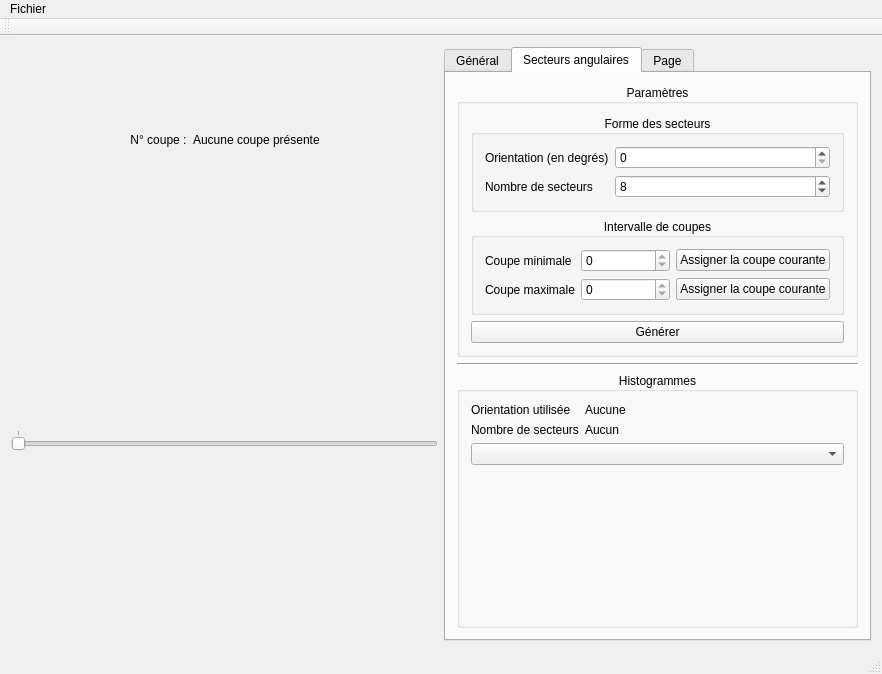
Above: ui/mainwindow.ui from akrah/TKDetection before the change. Below: the same form after it.
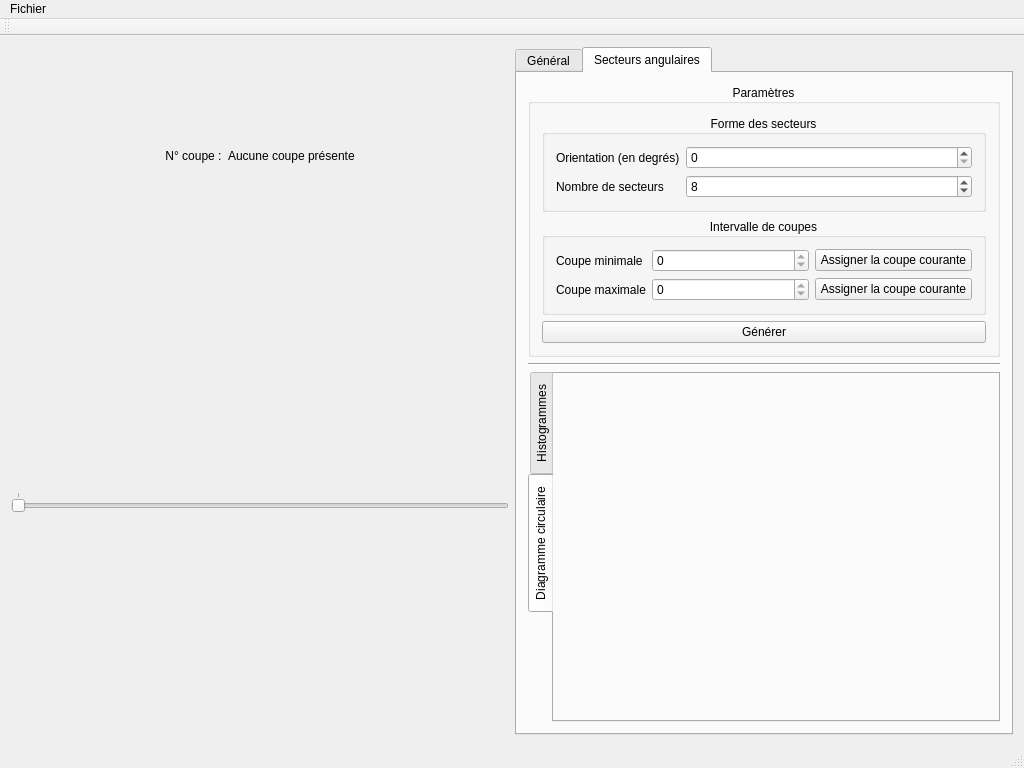
That is the form after the change. The open tabs and pages were chosen to show the change. Custom widgets are drawn as their Qt base class.

Commit message: Ajout d'un diagramme circulaire de cumul des différences d'intensité par secteur.

Diff of the .ui file:
```diff
--- a/ui/mainwindow.ui
+++ b/ui/mainwindow.ui
@@ -6,8 +6,8 @@
    <rect>
     <x>0</x>
     <y>0</y>
-    <width>882</width>
-    <height>674</height>
+    <width>1024</width>
+    <height>768</height>
    </rect>
   </property>
   <property name="windowTitle">
@@ -358,20 +358,18 @@
          </widget>
         </item>
         <item>
-         <widget class="QGroupBox" name="groupBox_5">
-          <property name="sizePolicy">
-           <sizepolicy hsizetype="Preferred" vsizetype="Preferred">
-            <horstretch>0</horstretch>
-            <verstretch>0</verstretch>
-           </sizepolicy>
+         <widget class="QTabWidget" name="tabWidget">
+          <property name="tabPosition">
+           <enum>QTabWidget::West</enum>
           </property>
-          <property name="title">
+          <property name="currentIndex">
+           <number>0</number>
+          </property>
+          <widget class="QWidget" name="" native="true">
+           <attribute name="title">
            <string>Histogrammes</string>
-          </property>
-          <property name="alignment">
-           <set>Qt::AlignCenter</set>
-          </property>
-          <layout class="QVBoxLayout" name="verticalLayout_8">
+           </attribute>
+           <layout class="QVBoxLayout" name="verticalLayout_2">
            <item>
             <layout class="QFormLayout" name="formLayout_2">
              <property name="topMargin">
@@ -422,23 +420,19 @@
            </item>
           </layout>
          </widget>
-        </item>
-       </layout>
-      </widget>
-      <widget class="QWidget" name="tab">
+          <widget class="QWidget" name="" native="true">
        <attribute name="title">
-        <string>Page</string>
-       </attribute>
-       <widget class="QwtPolarPlot" name="_polarTest">
-        <property name="geometry">
-         <rect>
-          <x>30</x>
-          <y>30</y>
-          <width>400</width>
-          <height>400</height>
-         </rect>
-        </property>
-       </widget>
+            <string>Diagramme circulaire</string>
+           </attribute>
+           <layout class="QVBoxLayout" name="verticalLayout_8">
+            <item>
+             <widget class="QwtPolarPlot" name="_polarTest"/>
+            </item>
+           </layout>
+          </widget>
+         </widget>
+        </item>
+       </layout>
       </widget>
      </widget>
     </item>
@@ -449,7 +443,7 @@
     <rect>
      <x>0</x>
      <y>0</y>
-     <width>882</width>
+     <width>1024</width>
      <height>25</height>
     </rect>
    </property>
```
Left out of the diff: 2 changed lines with no effect on the pictures. Lines whose indentation alone changed are shown as unchanged. The commit also changes 7 other files.
